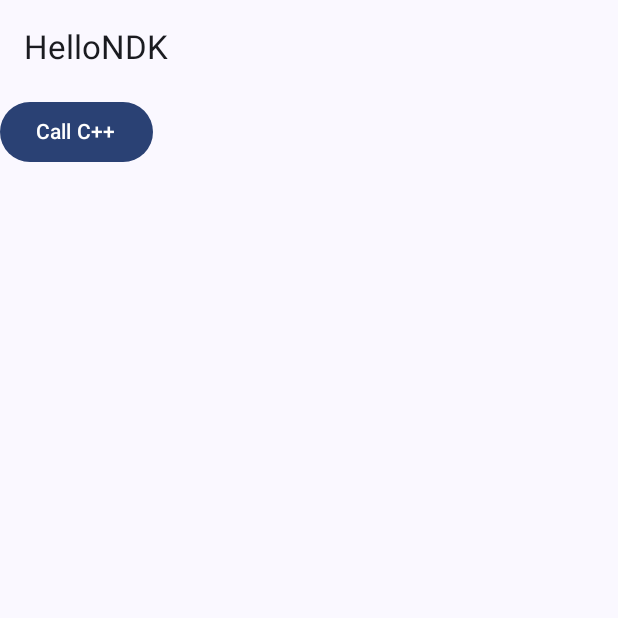
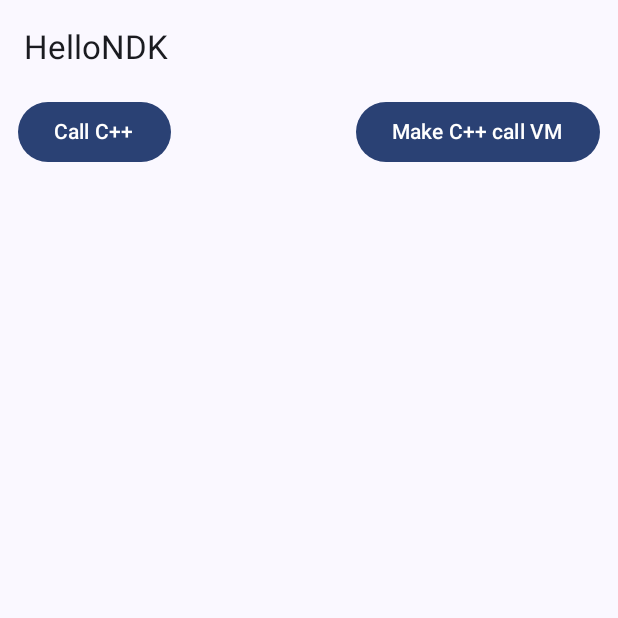
Before and after one commit to herman-peralta-ben/HelloNDK, an Android app built with Jetpack Compose: the screen it shows after launch (MainActivity), after a tap on "Call C++", on a phone screen of 412 x 824 dp, the top half of it. Run offline under Robolectric (Android 15) with nearby library versions, the light colour scheme and no system bars; 2 statements that could not run were skipped.

Commit message:
04 Make C++ call VM

```diff
--- a/app/src/main/java/com/example/hello_ndk/JNIBridge.kt
+++ b/app/src/main/java/com/example/hello_ndk/JNIBridge.kt
@@ -1,4 +1,6 @@
 package com.example.hello_ndk
+
+import android.util.Log
 
 class JNIBridge {
     companion object {
@@ -9,7 +11,9 @@ class JNIBridge {
 
     external fun helloWorldFromJNI(name: String): String
 
+    external fun makeJNICallVm()
+
     fun helloWorldFromVm() {
-        println("helloWorldFromVm")
+        Log.i("ANDROID", "helloWorldFromVm")
     }
 }
--- a/app/src/main/java/com/example/hello_ndk/MainActivity.kt
+++ b/app/src/main/java/com/example/hello_ndk/MainActivity.kt
@@ -4,8 +4,10 @@ import android.os.Bundle
 import androidx.activity.ComponentActivity
 import androidx.activity.compose.setContent
 import androidx.compose.foundation.layout.Row
+import androidx.compose.foundation.layout.Spacer
 import androidx.compose.foundation.layout.fillMaxSize
 import androidx.compose.foundation.layout.padding
+import androidx.compose.foundation.layout.width
 import androidx.compose.material3.Button
 import androidx.compose.material3.ExperimentalMaterial3Api
 import androidx.compose.material3.MaterialTheme
@@ -20,6 +22,7 @@ import androidx.compose.runtime.remember
 import androidx.compose.runtime.rememberCoroutineScope
 import androidx.compose.ui.Modifier
 import androidx.compose.ui.tooling.preview.Preview
+import androidx.compose.ui.unit.dp
 import com.example.hello_ndk.ui.theme.HelloNDKTheme
 import kotlinx.coroutines.launch
 
@@ -46,15 +49,17 @@ class MainActivity : ComponentActivity() {
 fun Greeting(name: String, modifier: Modifier = Modifier) {
     val snackbarHostState = remember { SnackbarHostState() }
     val scope = rememberCoroutineScope()
+    val jniBridge = JNIBridge()
 
     Scaffold(
         snackbarHost = { SnackbarHost(hostState = snackbarHostState) },
         topBar = { TopAppBar(title = { Text(text = "HelloNDK") }) },
     ) {
         Row(modifier = modifier.padding(it)) {
+            Spacer(modifier = Modifier.width(12.dp))
             Button(onClick = {
                 scope.launch {
-                    val ndkValue = JNIBridge().helloWorldFromJNI(name)
+                    val ndkValue = jniBridge.helloWorldFromJNI(name)
                     snackbarHostState.showSnackbar(ndkValue)
                 }
             }) {
@@ -62,6 +67,18 @@ fun Greeting(name: String, modifier: Modifier = Modifier) {
                     text = "Call C++",
                 )
             }
+            Spacer(modifier = Modifier.weight(1f))
+            Button(onClick = {
+                scope.launch {
+                    jniBridge.makeJNICallVm()
+                    snackbarHostState.showSnackbar("Check ANDROID tag in LogCat")
+                }
+            }) {
+                Text(
+                    text = "Make C++ call VM",
+                )
+            }
+            Spacer(modifier = Modifier.width(12.dp))
         }
     }
 }
```
Also changed, not shown: 1 other file.
